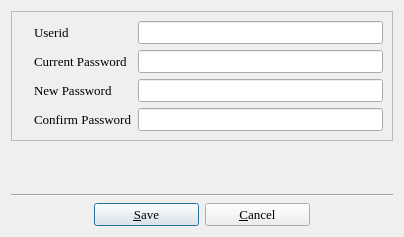
The window that password.ui (textbrowser/biblioteq) describes before a commit, drawn with Qt 5.
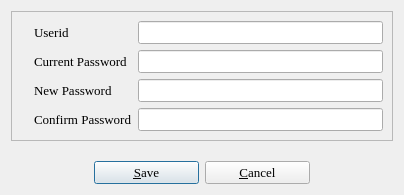
The same window after the commit. Icons and pictures are not drawn.

```diff
--- a/password.ui
+++ b/password.ui
@@ -7,7 +7,7 @@
     <x>0</x>
     <y>0</y>
     <width>400</width>
-    <height>237</height>
+    <height>195</height>
    </rect>
   </property>
   <property name="maximumSize">
@@ -158,13 +158,6 @@
      </property>
     </spacer>
    </item>
-   <item>
-    <widget class="Line" name="line">
-     <property name="orientation">
-      <enum>Qt::Horizontal</enum>
-     </property>
-    </widget>
-   </item>
    <item>
     <layout class="QHBoxLayout">
      <item>
```
